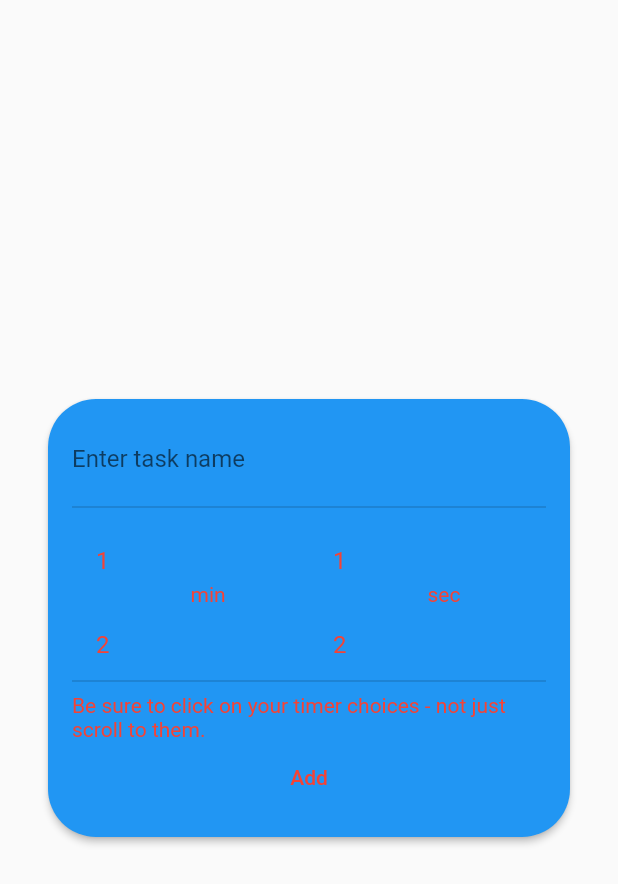
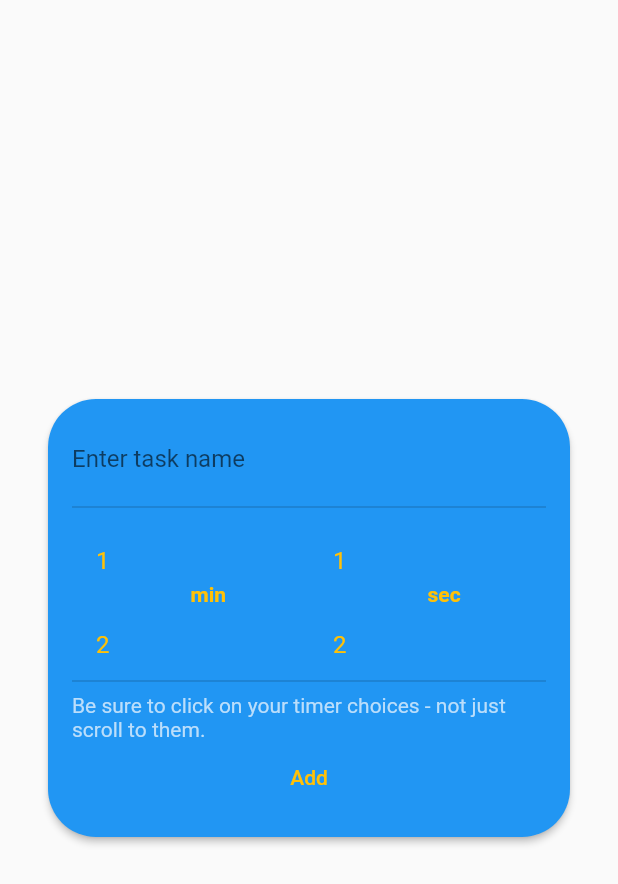
Before and after one commit to snehasripothanker/routineV2, a Flutter app: the _AddTodoPopupCard widget shown alone on an empty page, opened directly, on a phone screen of 412 x 824 dp. Shown: the top 884 px of the screen. Run offline on Flutter 3.47's test engine with Material 2 defaults, Android fonts, the light colour scheme and no system bars; our stand-ins replace cloud_firestore, firebase_auth, timer_count_down; accounts and stored records are empty.

Commit message:
fixed color scheme

```diff
--- a/lib/screens/home/add_button/add_task_button.dart
+++ b/lib/screens/home/add_button/add_task_button.dart
@@ -125,7 +125,9 @@ class _AddTodoPopupCard extends StatelessWidget {
                           ),
                           Expanded(
                             child: Text('min',
-                                style: TextStyle(color: Colors.red)),
+                                style: TextStyle(
+                                    color: Colors.amber,
+                                    fontWeight: FontWeight.bold)),
                           ),
                           Expanded(
                               child: Center(
@@ -138,7 +140,9 @@ class _AddTodoPopupCard extends StatelessWidget {
                           )),
                           Expanded(
                             child: Text('sec',
-                                style: TextStyle(color: Colors.red)),
+                                style: TextStyle(
+                                    color: Colors.amber,
+                                    fontWeight: FontWeight.bold)),
                           ),
                         ],
                       ),
@@ -150,7 +154,7 @@ class _AddTodoPopupCard extends StatelessWidget {
                     ),
                     Text(
                       'Be sure to click on your timer choices - not just scroll to them.',
-                      style: TextStyle(color: Colors.red),
+                      style: TextStyle(color: Colors.blue[100]),
                     ),
                     /**Text(
                       _updateSelected(),
@@ -178,7 +182,7 @@ class _AddTodoPopupCard extends StatelessWidget {
                       },
                       child: Text(
                         'Add',
-                        style: TextStyle(color: Colors.red),
+                        style: TextStyle(color: Colors.amber),
                       ),
                     ),
                   ],
@@ -203,7 +207,7 @@ List _makeTiles(int max) {
     return new ListTile(
       title: Text(
         (index + 1).toString(),
-        style: TextStyle(color: Colors.red),
+        style: TextStyle(color: Colors.amber),
       ),
       onTap: () {
         if (max == 60) {
```
